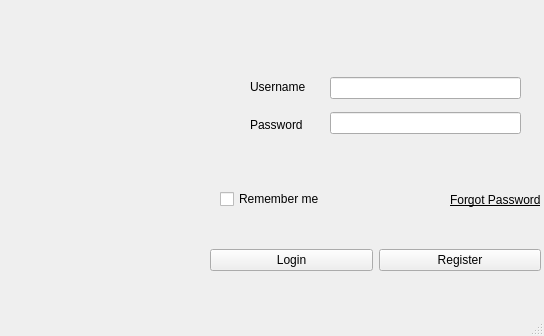
Qt form mainwindow.ui (habebasaad/group-project-hospital-) before a commit.
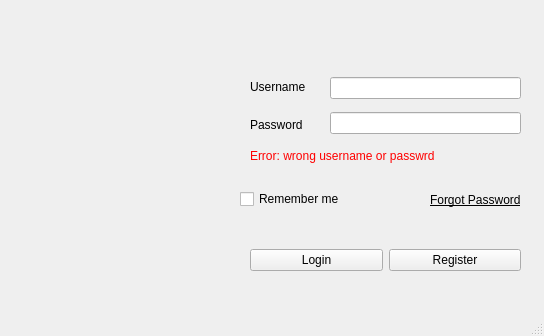
The same form after that commit.

Commit message: users class and register windoe added

Patch:
```diff
--- a/mainwindow.ui
+++ b/mainwindow.ui
@@ -30,7 +30,7 @@
    <widget class="QCheckBox" name="checkBoxRememberme">
     <property name="geometry">
      <rect>
-      <x>220</x>
+      <x>240</x>
       <y>190</y>
       <width>111</width>
       <height>18</height>
@@ -43,7 +43,7 @@
    <widget class="QLabel" name="labelForgetPass">
     <property name="geometry">
      <rect>
-      <x>450</x>
+      <x>430</x>
       <y>190</y>
       <width>91</width>
       <height>20</height>
@@ -58,7 +58,7 @@
      <string>Forgot Password</string>
     </property>
    </widget>
-   <widget class="QWidget" name="">
+   <widget class="QWidget" name="layoutWidget">
     <property name="geometry">
      <rect>
       <x>330</x>
@@ -80,12 +80,12 @@
      </item>
     </layout>
    </widget>
-   <widget class="QWidget" name="">
+   <widget class="QWidget" name="layoutWidget">
     <property name="geometry">
      <rect>
       <x>250</x>
       <y>70</y>
-      <width>101</width>
+      <width>81</width>
       <height>71</height>
      </rect>
     </property>
@@ -112,12 +112,12 @@
      </item>
     </layout>
    </widget>
-   <widget class="QWidget" name="">
+   <widget class="QWidget" name="layoutWidget">
     <property name="geometry">
      <rect>
-      <x>210</x>
+      <x>250</x>
       <y>230</y>
-      <width>331</width>
+      <width>271</width>
       <height>61</height>
      </rect>
     </property>
@@ -138,6 +138,22 @@
      </item>
     </layout>
    </widget>
+   <widget class="QLabel" name="error">
+    <property name="enabled">
+     <bool>true</bool>
+    </property>
+    <property name="geometry">
+     <rect>
+      <x>250</x>
+      <y>140</y>
+      <width>289</width>
+      <height>32</height>
+     </rect>
+    </property>
+    <property name="text">
+     <string>&lt;html&gt;&lt;head/&gt;&lt;body&gt;&lt;p&gt;&lt;span style=&quot; color:#ff0000;&quot;&gt;Error: wrong username or passwrd&lt;/span&gt;&lt;/p&gt;&lt;/body&gt;&lt;/html&gt;</string>
+    </property>
+   </widget>
   </widget>
   <widget class="QMenuBar" name="menubar">
    <property name="geometry">
```
Left out of the diff: 2 changed lines with no effect on the pictures. The commit also changes 11 other files.
